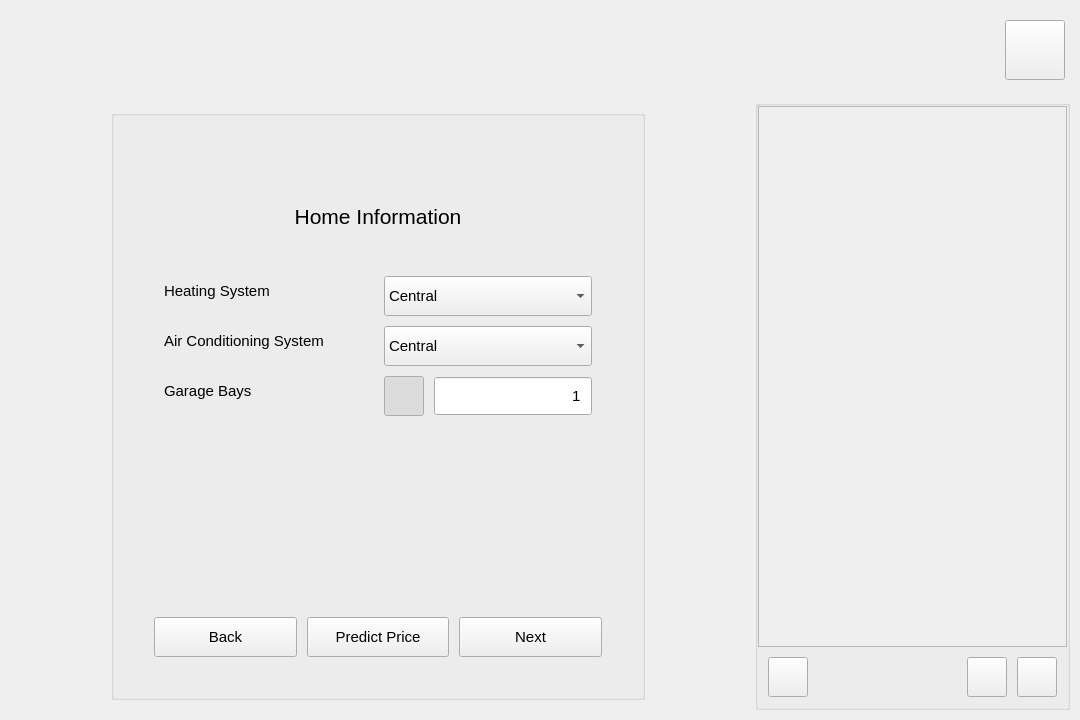
Qt form src/widgets/home-value-window.ui (mygarrett38/home-value-prediction) before a commit.
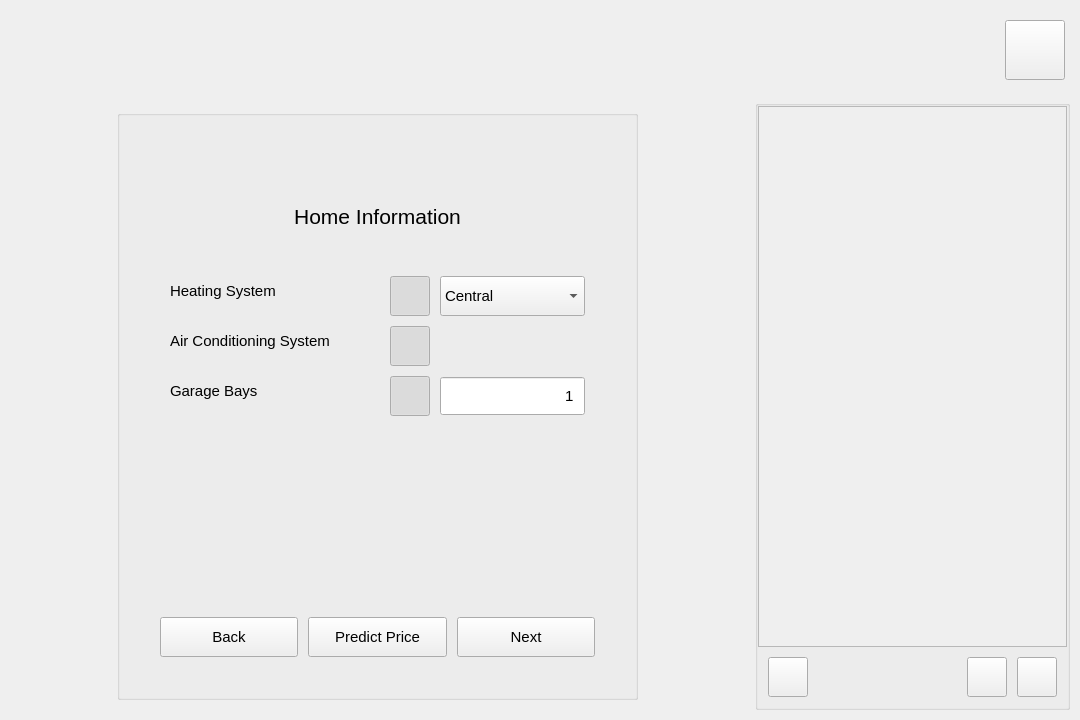
The same form after that commit. The open tabs and pages were chosen to show the change. Icons and pictures are not drawn. Custom widgets are drawn as their Qt base class.

Commit message: Prepare UI for document

```diff
--- a/src/widgets/home-value-window.ui
+++ b/src/widgets/home-value-window.ui
@@ -1101,6 +1101,9 @@
                  </widget>
                  <widget class="QWidget" name="page_home_2">
                   <layout class="QFormLayout" name="layout_home_2">
+                   <property name="formAlignment">
+                    <set>Qt::AlignmentFlag::AlignRight|Qt::AlignmentFlag::AlignTop|Qt::AlignmentFlag::AlignTrailing</set>
+                   </property>
                    <property name="horizontalSpacing">
                     <number>60</number>
                    </property>
@@ -1158,75 +1161,6 @@
                      </property>
                     </widget>
                    </item>
-                   <item row="1" column="1">
-                    <widget class="QComboBox" name="editor_home_heat">
-                     <property name="minimumSize">
-                      <size>
-                       <width>0</width>
-                       <height>40</height>
-                      </size>
-                     </property>
-                     <property name="maximumSize">
-                      <size>
-                       <width>16777215</width>
-                       <height>40</height>
-                      </size>
-                     </property>
-                     <property name="currentIndex">
-                      <number>0</number>
-                     </property>
-                     <item>
-                      <property name="text">
-                       <string>Central</string>
-                      </property>
-                     </item>
-                     <item>
-                      <property name="text">
-                       <string>Baseboard</string>
-                      </property>
-                     </item>
-                     <item>
-                      <property name="text">
-                       <string>Floor / Wall</string>
-                      </property>
-                     </item>
-                     <item>
-                      <property name="text">
-                       <string>Heat Pump</string>
-                      </property>
-                     </item>
-                     <item>
-                      <property name="text">
-                       <string>Solar</string>
-                      </property>
-                     </item>
-                     <item>
-                      <property name="text">
-                       <string>Forced Air</string>
-                      </property>
-                     </item>
-                     <item>
-                      <property name="text">
-                       <string>Radiant</string>
-                      </property>
-                     </item>
-                     <item>
-                      <property name="text">
-                       <string>Gravity</string>
-                      </property>
-                     </item>
-                     <item>
-                      <property name="text">
-                       <string>Yes, but Unknown Type</string>
-                      </property>
-                     </item>
-                     <item>
-                      <property name="text">
-                       <string>No Heating System</string>
-                      </property>
-                     </item>
-                    </widget>
-                   </item>
                    <item row="2" column="0">
                     <widget class="QLabel" name="label_home_ac">
                      <property name="font">
@@ -1239,50 +1173,6 @@
                      </property>
                     </widget>
                    </item>
-                   <item row="2" column="1">
-                    <widget class="QComboBox" name="editor_home_ac">
-                     <property name="minimumSize">
-                      <size>
-                       <width>0</width>
-                       <height>40</height>
-                      </size>
-                     </property>
-                     <property name="maximumSize">
-                      <size>
-                       <width>16777215</width>
-                       <height>40</height>
-                      </size>
-                     </property>
-                     <property name="currentIndex">
-                      <number>0</number>
-                     </property>
-                     <item>
-                      <property name="text">
-                       <string>Central</string>
-                      </property>
-                     </item>
-                     <item>
-                      <property name="text">
-                       <string>Wall Units</string>
-                      </property>
-                     </item>
-                     <item>
-                      <property name="text">
-                       <string>Refrigeration</string>
-                      </property>
-                     </item>
-                     <item>
-                      <property name="text">
-                       <string>Yes, but Unknown Type</string>
-                      </property>
-                     </item>
-                     <item>
-                      <property name="text">
-                       <string>No Air Conditioning System</string>
-                      </property>
-                     </item>
-                    </widget>
-                   </item>
                    <item row="3" column="0">
                     <widget class="QLabel" name="label_home_garage">
                      <property name="font">
@@ -1379,6 +1269,159 @@
                      </item>
                     </layout>
                    </item>
+                   <item row="2" column="1">
+                    <widget class="QPushButton" name="button_home_garage_2">
+                     <property name="sizePolicy">
+                      <sizepolicy hsizetype="Fixed" vsizetype="Fixed">
+                       <horstretch>0</horstretch>
+                       <verstretch>0</verstretch>
+                      </sizepolicy>
+                     </property>
+                     <property name="minimumSize">
+                      <size>
+                       <width>40</width>
+                       <height>40</height>
+                      </size>
+                     </property>
+                     <property name="maximumSize">
+                      <size>
+                       <width>40</width>
+                       <height>40</height>
+                      </size>
+                     </property>
+                     <property name="cursor">
+                      <cursorShape>PointingHandCursor</cursorShape>
+                     </property>
+                     <property name="text">
+                      <string/>
+                     </property>
+                     <property name="icon">
+                      <iconset>
+                       <normaloff>:/icons/confirm.svg</normaloff>:/icons/confirm.svg</iconset>
+                     </property>
+                     <property name="iconSize">
+                      <size>
+                       <width>20</width>
+                       <height>20</height>
+                      </size>
+                     </property>
+                     <property name="checkable">
+                      <bool>true</bool>
+                     </property>
+                     <property name="checked">
+                      <bool>true</bool>
+                     </property>
+                    </widget>
+                   </item>
+                   <item row="1" column="1">
+                    <layout class="QHBoxLayout" name="layout_home_garage_2">
+                     <property name="spacing">
+                      <number>10</number>
+                     </property>
+                     <item>
+                      <widget class="QPushButton" name="button_home_garage_3">
+                       <property name="minimumSize">
+                        <size>
+                         <width>40</width>
+                         <height>40</height>
+                        </size>
+                       </property>
+                       <property name="maximumSize">
+                        <size>
+                         <width>40</width>
+                         <height>40</height>
+                        </size>
+                       </property>
+                       <property name="cursor">
+                        <cursorShape>PointingHandCursor</cursorShape>
+                       </property>
+                       <property name="text">
+                        <string/>
+                       </property>
+                       <property name="icon">
+                        <iconset>
+                         <normaloff>:/icons/confirm.svg</normaloff>:/icons/confirm.svg</iconset>
+                       </property>
+                       <property name="iconSize">
+                        <size>
+                         <width>20</width>
+                         <height>20</height>
+                        </size>
+                       </property>
+                       <property name="checkable">
+                        <bool>true</bool>
+                       </property>
+                       <property name="checked">
+                        <bool>true</bool>
+                       </property>
+                      </widget>
+                     </item>
+                     <item>
+                      <widget class="QComboBox" name="editor_home_heat">
+                       <property name="minimumSize">
+                        <size>
+                         <width>0</width>
+                         <height>40</height>
+                        </size>
+                       </property>
+                       <property name="maximumSize">
+                        <size>
+                         <width>16777215</width>
+                         <height>40</height>
+                        </size>
+                       </property>
+                       <property name="currentIndex">
+                        <number>0</number>
+                       </property>
+                       <item>
+                        <property name="text">
+                         <string>Central</string>
+                        </property>
+                       </item>
+                       <item>
+                        <property name="text">
+                         <string>Baseboard</string>
+                        </property>
+                       </item>
+                       <item>
+                        <property name="text">
+                         <string>Floor / Wall</string>
+                        </property>
+                       </item>
+                       <item>
+                        <property name="text">
+                         <string>Heat Pump</string>
+                        </property>
+                       </item>
+                       <item>
+                        <property name="text">
+                         <string>Solar</string>
+                        </property>
+                       </item>
+                       <item>
+                        <property name="text">
+                         <string>Forced Air</string>
+                        </property>
+                       </item>
+                       <item>
+                        <property name="text">
+                         <string>Radiant</string>
+                        </property>
+                       </item>
+                       <item>
+                        <property name="text">
+                         <string>Gravity</string>
+                        </property>
+                       </item>
+                       <item>
+                        <property name="text">
+                         <string>Other</string>
+                        </property>
+                       </item>
+                      </widget>
+                     </item>
+                    </layout>
+                   </item>
                   </layout>
                  </widget>
                 </widget>
```
Left out of the diff: 364 changed lines with no effect on the pictures. The commit also changes 5 other files.
